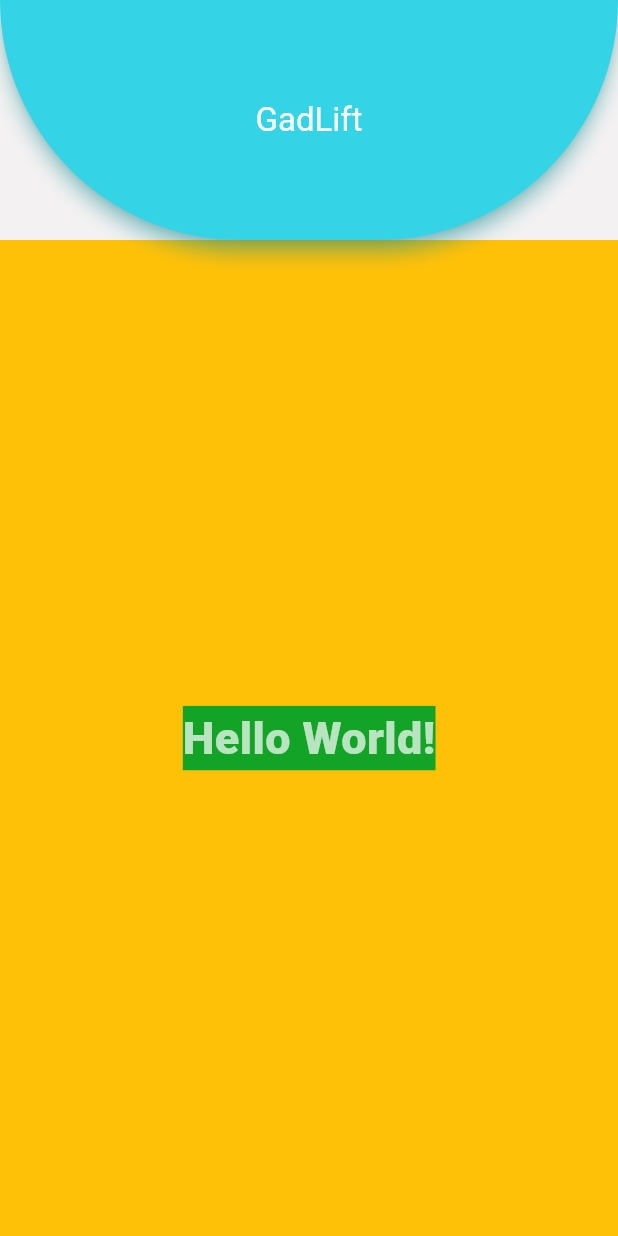
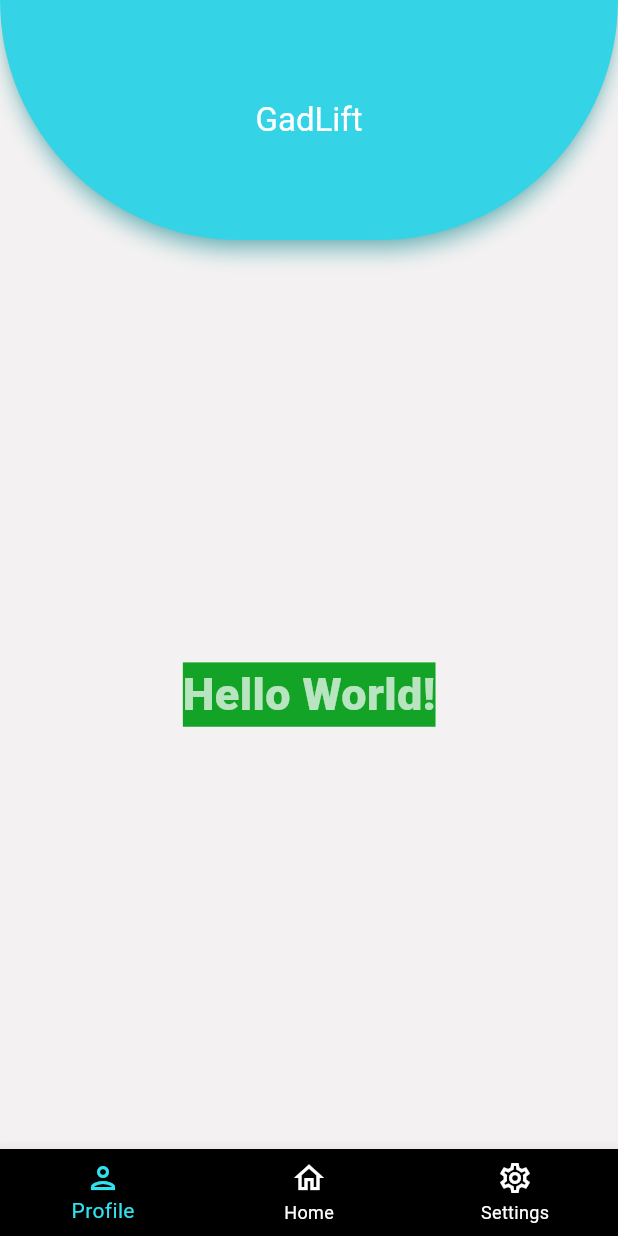
Before and after one commit to younes-damouna/gad-lift, a Flutter app: the screen it shows after launch, on a phone screen of 412 x 824 dp. Run offline on Flutter 3.47's test engine with Material 3 defaults, Android fonts, the phone set to English and light mode, and no system bars.

Commit message:
frontend: implemented bottomNavigationBar

```diff
--- a/mobile_app/lib/main.dart
+++ b/mobile_app/lib/main.dart
@@ -10,17 +10,22 @@ class MainApp extends StatelessWidget {
   @override
   Widget build(BuildContext context) {
     return MaterialApp(
+
       home: Scaffold(
 
         appBar: AppBar(
-          title:const Center( child: Text('GadLift',),),
+          // excludeHeaderSemantics: true,
+          title: const Center(
+            child: Text(
+              'GadLift',
+            ),
+          ),
           foregroundColor: Colors.white,
           backgroundColor: const Color(0xFF2FE2EE),
           bottomOpacity: 0.5,
           toolbarHeight: 160,
           elevation: 5.0,
-
-
+          leadingWidth: 40,
 
           // leadingWidth: 100,
           shadowColor: const Color(0xFF2FE2EE),
@@ -28,12 +33,13 @@ class MainApp extends StatelessWidget {
           //   side: BorderSide(width: 5, color: Colors.purple),
           // ),
           shape: const RoundedRectangleBorder(
-              borderRadius: BorderRadius.vertical(bottom: Radius.circular(1000))),
+              borderRadius:
+                  BorderRadius.vertical(bottom: Radius.circular(1000))),
         ),
         backgroundColor: const Color(0xFFF3F1F1),
         body: Container(
-
-          decoration: const BoxDecoration(color: Colors.amber),
+          decoration:
+              const BoxDecoration(color: Color.fromARGB(0, 255, 193, 7)),
           child: const Center(
             child: Text(
               'Hello World!',
@@ -46,6 +52,16 @@ class MainApp extends StatelessWidget {
             ),
           ),
         ),
+        bottomNavigationBar: BottomNavigationBar(
+          selectedItemColor: const Color(0xFF2FE2EE),
+          unselectedItemColor: Colors.white,
+          items: const [
+            BottomNavigationBarItem(label: 'Profile', icon: Icon(Icons.person_outlined)),
+               BottomNavigationBarItem(label: 'Home', icon: Icon(Icons.home_outlined)),
+                BottomNavigationBarItem(label: 'Settings', icon: Icon(Icons.settings_outlined)),
+          ],
+          backgroundColor: const Color.fromARGB(255, 0, 0, 0),
+        ),
       ),
     );
   }
```
